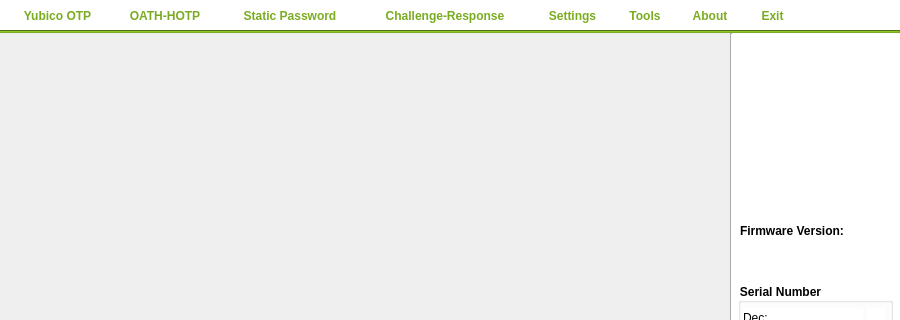
Above: src/ui/mainwindow.ui from Yubico/yubikey-personalization-gui before the change; both pictures show x 0 to 900 and y 0 to 320 of the 900 by 700 pixel window. Below: the same form after it.
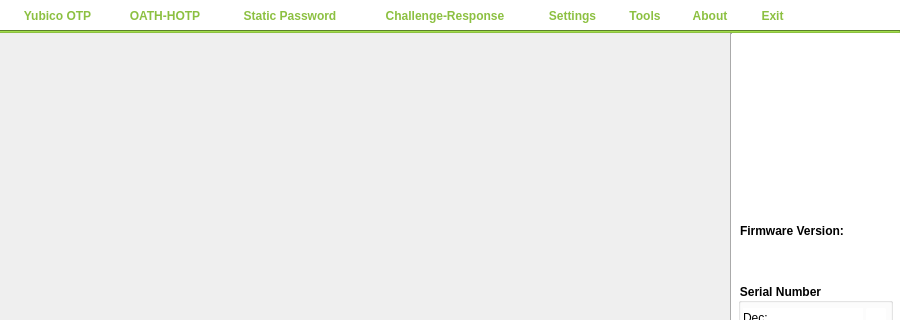
That is the form after the change. Icons and pictures are not drawn.

Commit message: change green color to correct Yubico green

Patch:
```diff
--- a/src/ui/mainwindow.ui
+++ b/src/ui/mainwindow.ui
@@ -757,7 +757,7 @@
      <bool>false</bool>
     </property>
     <property name="styleSheet">
-     <string notr="true">background-color: rgb(122, 171, 32);</string>
+     <string notr="true">background-color: rgb(140, 192, 65);</string>
     </property>
     <property name="frameShadow">
      <enum>QFrame::Sunken</enum>
@@ -787,9 +787,9 @@
     <property name="styleSheet">
      <string notr="true">font: 13px &quot;Verdana&quot;;
 font-weight: bold;
-color: rgb(122, 171, 32);
+color: rgb(140, 192, 65);
 background-color: rgb(255, 255, 255);
-border-color: rgb(122, 171, 32);
+border-color: rgb(140, 192, 65);
 selection-color: rgb(0, 0, 0);</string>
     </property>
     <widget class="QPushButton" name="otpMenuBtn">
```
The commit also changes 7 other files.
